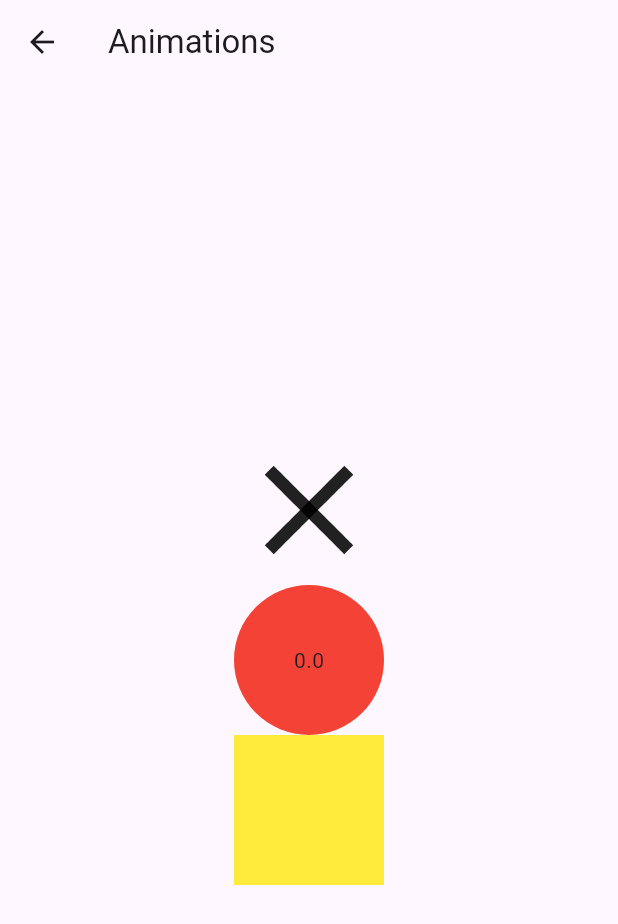
After one commit to amazed11/cv_mobile_app, a Flutter app: the MainScreen screen opened directly, after a tap on "Animation", on a phone screen of 412 x 824 dp. The commit adds this screen. Shown: the top 924 px of the screen. Run offline on Flutter 3.47's test engine with Material 3 defaults, Android fonts, the phone set to English and light mode, and no system bars; our stand-ins replace cached_network_image, get, shared_preferences; accounts and stored records are empty.

Commit message:
animation and pageview

```diff
--- /dev/null
+++ b/lib/screens/animation/animation_screen.dart
@@ -0,0 +1,107 @@
+import 'package:flutter/material.dart';
+
+class AnimationScreen extends StatefulWidget {
+  const AnimationScreen({super.key});
+
+  @override
+  State<AnimationScreen> createState() => _AnimationScreenState();
+}
+
+class _AnimationScreenState extends State<AnimationScreen>
+    with SingleTickerProviderStateMixin {
+  late Animation<double> animation;
+
+  late AnimationController controller;
+
+  double progress = 0.0;
+
+  @override
+  void initState() {
+    // TODO: implement initState
+
+    controller = AnimationController(
+      vsync: this,
+      duration: const Duration(seconds: 1),
+    )..addListener(() {
+        setState(() {
+          progress = controller.value;
+        });
+      });
+    animation = CurvedAnimation(parent: controller, curve: Curves.linear);
+    super.initState();
+  }
+
+  bool isCircle = true;
+
+  @override
+  void dispose() {
+    controller.dispose();
+    super.dispose();
+  }
+
+  @override
+  Widget build(BuildContext context) {
+    return Scaffold(
+      appBar: AppBar(
+        title: const Text("Animations"),
+      ),
+      body: Center(
+        child: Column(
+          mainAxisAlignment: MainAxisAlignment.center,
+          children: [
+            InkWell(
+              onTap: () {
+                if (controller.isCompleted) {
+                  controller.reverse();
+                } else {
+                  controller.forward();
+                }
+              },
+              child: AnimatedIcon(
+                icon: AnimatedIcons.close_menu,
+                progress: animation,
+                size: 100,
+              ),
+            ),
+            InkWell(
+              onTap: () {
+                setState(() {
+                  isCircle = !isCircle;
+                });
+              },
+              child: AnimatedContainer(
+                duration: const Duration(seconds: 1),
+                height: 100,
+                curve: Curves.easeInCubic,
+                width: 100,
+                decoration: BoxDecoration(
+                  shape: isCircle ? BoxShape.circle : BoxShape.rectangle,
+                  color: isCircle ? Colors.red : Colors.yellow,
+                ),
+                child: Center(
+                  child: Text("$progress"),
+                ),
+              ),
+            ),
+            AnimatedCrossFade(
+              firstChild: Container(
+                height: 100,
+                width: 100,
+                color: Colors.red,
+              ),
+              secondChild: Container(
+                height: 100,
+                width: 100,
+                color: Colors.yellow,
+              ),
+              crossFadeState: progress > 0.5
+                  ? CrossFadeState.showFirst
+                  : CrossFadeState.showSecond,
+              duration: const Duration(seconds: 1),
+            ),
+          ],
+        ),
+      ),
+    );
+  }
+}
--- a/lib/screens/home/home_screen.dart
+++ b/lib/screens/home/home_screen.dart
@@ -1,10 +1,14 @@
+import 'package:cv_mobile_app/screens/animation/animation_screen.dart';
 import 'package:cv_mobile_app/screens/api/api_sample_screen.dart';
 import 'package:cv_mobile_app/screens/grid/grid_screen.dart';
 import 'package:cv_mobile_app/screens/login/login_screen.dart';
 import 'package:cv_mobile_app/screens/registration_form/register_screen.dart';
 import 'package:cv_mobile_app/screens/state_management/state_mgmt_screen.dart';
+import 'package:cv_mobile_app/screens/tabbar/tabbar_screen.dart';
 import 'package:cv_mobile_app/screens/tap/tap_screen.dart';
 import 'package:flutter/material.dart';
+
+import '../page_builder/page_builder_screen.dart';
 
 class HomeScreen extends StatelessWidget {
   const HomeScreen({super.key});
@@ -82,6 +86,39 @@ class HomeScreen extends StatelessWidget {
           },
           child: const Text("Tap Screen"),
         ),
+        ElevatedButton(
+          onPressed: () {
+            Navigator.push(
+              context,
+              MaterialPageRoute(
+                builder: (context) => const TabbarScreen(),
+              ),
+            );
+          },
+          child: const Text("Tabbar"),
+        ),
+        ElevatedButton(
+          onPressed: () {
+            Navigator.push(
+              context,
+              MaterialPageRoute(
+                builder: (context) => const AnimationScreen(),
+              ),
+            );
+          },
+          child: const Text("Animation"),
+        ),
+        ElevatedButton(
+          onPressed: () {
+            Navigator.push(
+              context,
+              MaterialPageRoute(
+                builder: (context) => const PageBuilderScreen(),
+              ),
+            );
+          },
+          child: const Text("Pagebuilder"),
+        ),
       ],
     );
   }
```
Also changed, not shown: lib/screens/page_builder/page_builder_screen.dart (added, +26 -0 lines), lib/screens/tabbar/tabbar_screen.dart (added, +66 -0 lines).
